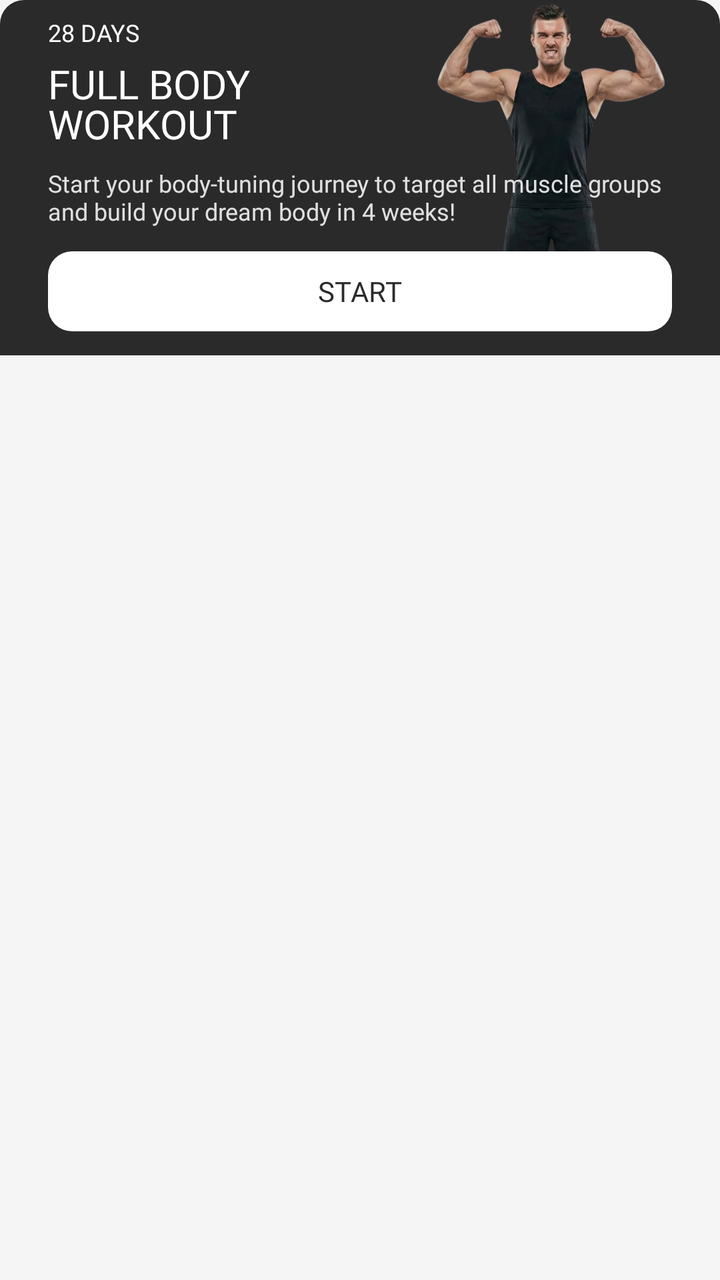
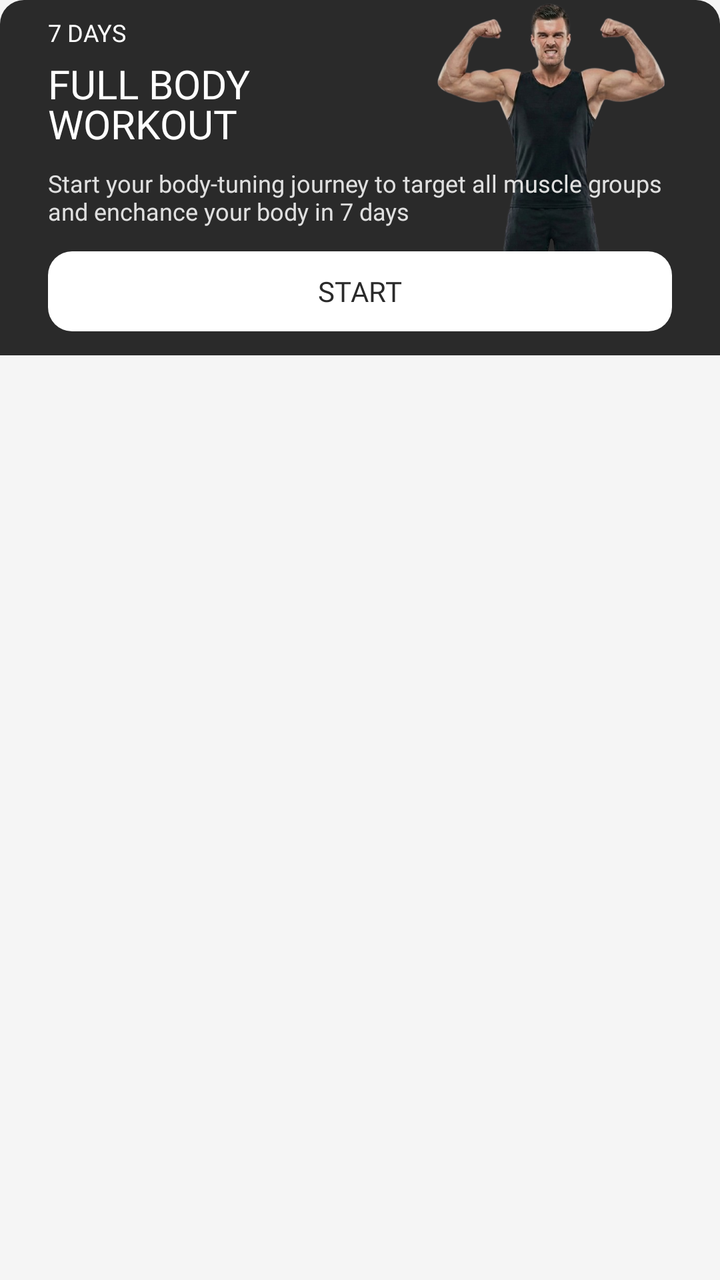

Two renders of the same Android screen: before a commit and after it. Below are the layout's source before the change and the commit's diff.
<!-- AndroidManifest.xml: application theme Theme.Nutriority -->
<!-- res/layout/item_large_button_card.xml -->
<?xml version="1.0" encoding="utf-8"?>
<com.google.android.material.card.MaterialCardView
    xmlns:android="http://schemas.android.com/apk/res/android"
    xmlns:app="http://schemas.android.com/apk/res-auto"
    xmlns:tools="http://schemas.android.com/tools"
    android:layout_width="match_parent"
    android:layout_height="wrap_content"
    app:cardBackgroundColor="@android:color/transparent"
    app:cardElevation="0dp"
    app:strokeWidth="0dp"
    android:clipChildren="false">

    <androidx.constraintlayout.widget.ConstraintLayout
        android:layout_width="match_parent"
        android:layout_height="wrap_content"
        android:background="#2A2A2A"
        android:paddingBottom="8dp"
        android:clipChildren="false">

        <ImageView
            android:id="@+id/imgHero"
            android:layout_width="140dp"
            android:layout_height="140dp"
            android:layout_marginTop="0dp"
            android:layout_marginEnd="16dp"
            app:layout_constraintEnd_toEndOf="parent"
            app:layout_constraintTop_toTopOf="parent"
            tools:ignore="ContentDescription"
            android:src="@drawable/img_full_body_pose" />

        <TextView
            android:id="@+id/tvDuration"
            android:layout_width="wrap_content"
            android:layout_height="wrap_content"
            android:layout_marginStart="24dp"
            android:layout_marginTop="8dp"
            android:fontFamily="@font/barlow_semibold"
            android:text="28 DAYS"
            android:textColor="#FFFFFF"
            android:textSize="12sp"
            app:layout_constraintStart_toStartOf="parent"
            app:layout_constraintTop_toTopOf="parent" />

        <TextView
            android:id="@+id/tvTitle"
            android:layout_width="0dp"
            android:layout_height="wrap_content"
            android:layout_marginTop="4dp"
            android:fontFamily="@font/barlow_bold"
            android:lineSpacingExtra="-4dp"
            android:maxLines="2"
            android:text="FULL BODY WORKOUT"
            android:textColor="#FFFFFF"
            android:textSize="20sp"
            app:autoSizeMaxTextSize="32sp"
            app:autoSizeMinTextSize="16sp"
            app:autoSizeStepGranularity="2sp"
            app:autoSizeTextType="uniform"
            app:layout_constraintEnd_toStartOf="@+id/imgHero"
            app:layout_constraintStart_toStartOf="@+id/tvDuration"
            app:layout_constraintTop_toBottomOf="@+id/tvDuration" />

        <TextView
            android:id="@+id/tvDescription"
            android:layout_width="0dp"
            android:layout_height="wrap_content"
            android:layout_marginTop="8dp"
            android:layout_marginEnd="24dp"
            android:fontFamily="@font/barlow_regular"
            android:text="Start your body-tuning journey to target all muscle groups and build your dream body in 4 weeks!"
            android:textColor="#E0E0E0"
            android:textSize="12sp"
            app:layout_constraintEnd_toEndOf="parent"
            app:layout_constraintStart_toStartOf="@+id/tvTitle"
            app:layout_constraintTop_toBottomOf="@+id/tvTitle" 
            android:elevation="2dp"/>

        <com.google.android.material.button.MaterialButton
            android:id="@+id/btnStart"
            android:layout_width="0dp"
            android:layout_height="48dp"
            android:layout_marginTop="8dp"
            android:layout_marginStart="24dp"
            android:layout_marginEnd="24dp"
            android:fontFamily="@font/barlow_bold"
            android:text="START"
            android:textColor="#2A2A2A"
            android:textSize="14sp"
            android:elevation="6dp"
            app:backgroundTint="#FFFFFF"
            app:cornerRadius="12dp"
            app:layout_constraintBottom_toBottomOf="parent"
            app:layout_constraintEnd_toEndOf="parent"
            app:layout_constraintStart_toStartOf="parent"
            app:layout_constraintTop_toBottomOf="@+id/tvDescription" />

    </androidx.constraintlayout.widget.ConstraintLayout>

</com.google.android.material.card.MaterialCardView>
<!-- resources referenced by this layout -->
<resources>
  <!-- drawable img_full_body_pose: png bitmap (drawable, 190067 bytes) -->
  <style name="Theme.Nutriority" parent="Base.Theme.Nutriority" />
  <style name="Base.Theme.Nutriority" parent="Theme.Material3.Light.NoActionBar">
          <item name="android:windowBackground">#F5F5F5</item>
          <item name="android:windowDrawsSystemBarBackgrounds">true</item>
          <item name="android:statusBarColor">@android:color/transparent</item>
          <item name="android:windowLightStatusBar">true</item>
          <item name="android:navigationBarColor">@android:color/transparent</item>
          <item name="android:windowLightNavigationBar">true</item>
          <item name="android:enforceNavigationBarContrast">false</item>
          <item name="android:windowDrawsSystemBarBackgrounds">true</item>
      </style>
</resources>

<!-- the commit's change to res/layout/item_large_button_card.xml (unified diff, before → after) -->
@@ -35,7 +35,7 @@
             android:layout_marginStart="24dp"
             android:layout_marginTop="8dp"
             android:fontFamily="@font/barlow_semibold"
-            android:text="28 DAYS"
+            android:text="7 DAYS"
             android:textColor="#FFFFFF"
             android:textSize="12sp"
             app:layout_constraintStart_toStartOf="parent"
@@ -67,7 +67,7 @@
             android:layout_marginTop="8dp"
             android:layout_marginEnd="24dp"
             android:fontFamily="@font/barlow_regular"
-            android:text="Start your body-tuning journey to target all muscle groups and build your dream body in 4 weeks!"
+            android:text="Start your body-tuning journey to target all muscle groups and enchance your body in 7 days"
             android:textColor="#E0E0E0"
             android:textSize="12sp"
             app:layout_constraintEnd_toEndOf="parent"
